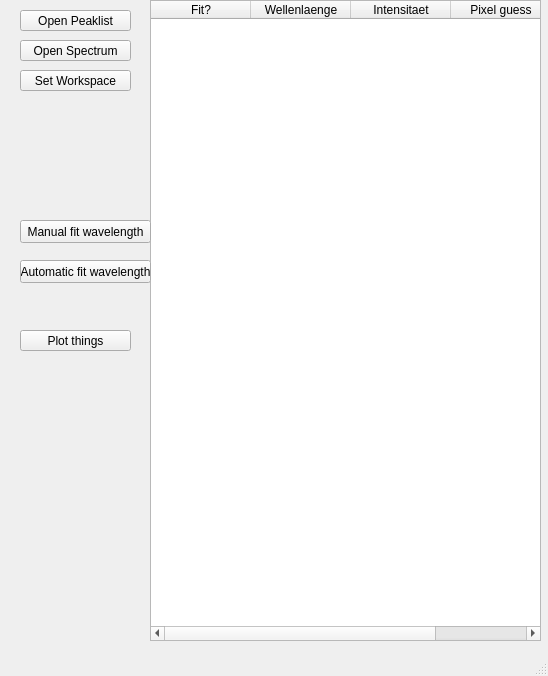
The window that Fittergui.ui (rnoske/Specfit) describes before a commit, drawn with Qt 5.
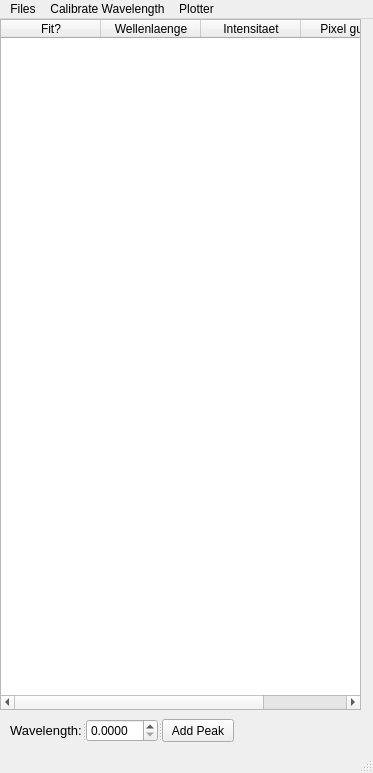
The same window after the commit.

What changed in the file:
```diff
--- a/Fittergui.ui
+++ b/Fittergui.ui
@@ -6,60 +6,21 @@
    <rect>
     <x>0</x>
     <y>0</y>
-    <width>548</width>
-    <height>676</height>
+    <width>373</width>
+    <height>773</height>
    </rect>
   </property>
   <property name="windowTitle">
    <string>MainWindow</string>
   </property>
   <widget class="QWidget" name="centralwidget">
-   <widget class="QPushButton" name="OpenSpectrum_pushButton">
-    <property name="geometry">
-     <rect>
-      <x>20</x>
-      <y>40</y>
-      <width>111</width>
-      <height>21</height>
-     </rect>
-    </property>
-    <property name="text">
-     <string>Open Spectrum</string>
-    </property>
-   </widget>
-   <widget class="QPushButton" name="OpenPeaklist_pushButton">
-    <property name="geometry">
-     <rect>
-      <x>20</x>
-      <y>10</y>
-      <width>111</width>
-      <height>21</height>
-     </rect>
-    </property>
-    <property name="text">
-     <string>Open Peaklist</string>
-    </property>
-   </widget>
-   <widget class="QPushButton" name="Plotter_pushButton">
-    <property name="geometry">
-     <rect>
-      <x>20</x>
-      <y>330</y>
-      <width>111</width>
-      <height>21</height>
-     </rect>
-    </property>
-    <property name="text">
-     <string>Plot things</string>
-    </property>
-   </widget>
    <widget class="QTableWidget" name="Peaklist_Table">
     <property name="geometry">
      <rect>
-      <x>150</x>
+      <x>0</x>
       <y>0</y>
-      <width>391</width>
-      <height>641</height>
+      <width>361</width>
+      <height>691</height>
      </rect>
     </property>
     <property name="sizePolicy">
@@ -101,44 +62,44 @@
      </property>
     </column>
    </widget>
-   <widget class="QPushButton" name="SetWorkspace_pushButton">
+   <widget class="QSplitter" name="splitter">
     <property name="geometry">
      <rect>
-      <x>20</x>
-      <y>70</y>
-      <width>111</width>
-      <height>21</height>
-     </rect>
-    </property>
-    <property name="text">
-     <string>Set Workspace</string>
-    </property>
-   </widget>
-   <widget class="QPushButton" name="fitPeaksAutomatic_pushButton">
-    <property name="geometry">
-     <rect>
-      <x>20</x>
-      <y>260</y>
-      <width>131</width>
+      <x>10</x>
+      <y>700</y>
+      <width>225</width>
       <height>23</height>
      </rect>
     </property>
-    <property name="text">
-     <string>Automatic fit wavelength</string>
+    <property name="orientation">
+     <enum>Qt::Horizontal</enum>
     </property>
-   </widget>
-   <widget class="QPushButton" name="FitPeaksManual_pushButton">
-    <property name="geometry">
-     <rect>
-      <x>20</x>
-      <y>220</y>
-      <width>131</width>
-      <height>23</height>
-     </rect>
-    </property>
-    <property name="text">
-     <string>Manual fit wavelength</string>
-    </property>
+    <widget class="QLabel" name="label">
+     <property name="font">
+      <font>
+       <pointsize>10</pointsize>
+      </font>
+     </property>
+     <property name="text">
+      <string>Wavelength:</string>
+     </property>
+    </widget>
+    <widget class="QDoubleSpinBox" name="addWavelength_doubleSpinBox">
+     <property name="decimals">
+      <number>4</number>
+     </property>
+     <property name="maximum">
+      <double>10000.000000000000000</double>
+     </property>
+     <property name="singleStep">
+      <double>0.100000000000000</double>
+     </property>
+    </widget>
+    <widget class="QPushButton" name="addPeak_pushButton">
+     <property name="text">
+      <string>Add Peak</string>
+     </property>
+    </widget>
    </widget>
   </widget>
   <widget class="QMenuBar" name="menubar">
@@ -146,10 +107,34 @@
     <rect>
      <x>0</x>
      <y>0</y>
-     <width>548</width>
+     <width>373</width>
      <height>21</height>
     </rect>
    </property>
+   <widget class="QMenu" name="menuFiles">
+    <property name="title">
+     <string>Files</string>
+    </property>
+    <addaction name="actionOpen_Peaklist"/>
+    <addaction name="actionOpen_Spectrum"/>
+    <addaction name="actionSet_Workspace"/>
+   </widget>
+   <widget class="QMenu" name="menuCalibrate_Wavelength">
+    <property name="title">
+     <string>Calibrate Wavelength</string>
+    </property>
+    <addaction name="actionManual_fit"/>
+    <addaction name="actionAutomatic_fit"/>
+   </widget>
+   <widget class="QMenu" name="menuPlotter">
+    <property name="title">
+     <string>Plotter</string>
+    </property>
+    <addaction name="actionOpen_Plotter"/>
+   </widget>
+   <addaction name="menuFiles"/>
+   <addaction name="menuCalibrate_Wavelength"/>
+   <addaction name="menuPlotter"/>
   </widget>
   <widget class="QStatusBar" name="statusbar"/>
  </widget>
```
Left out of the diff: 73 changed lines with no effect on the pictures.
